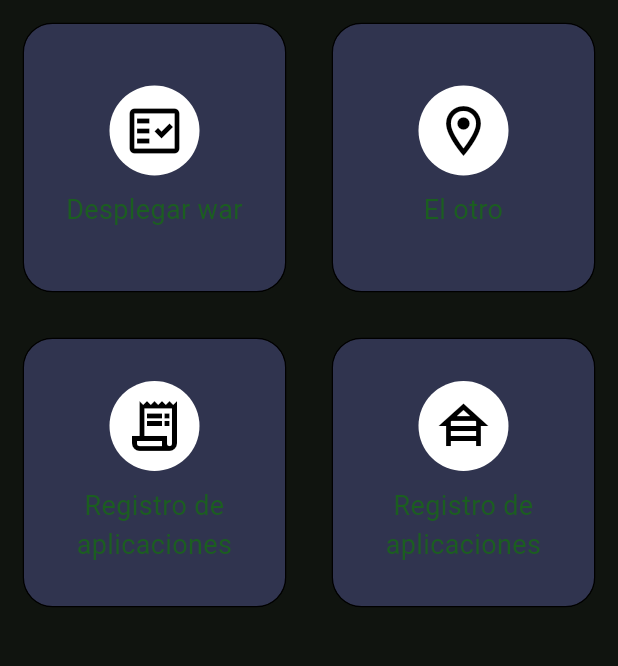
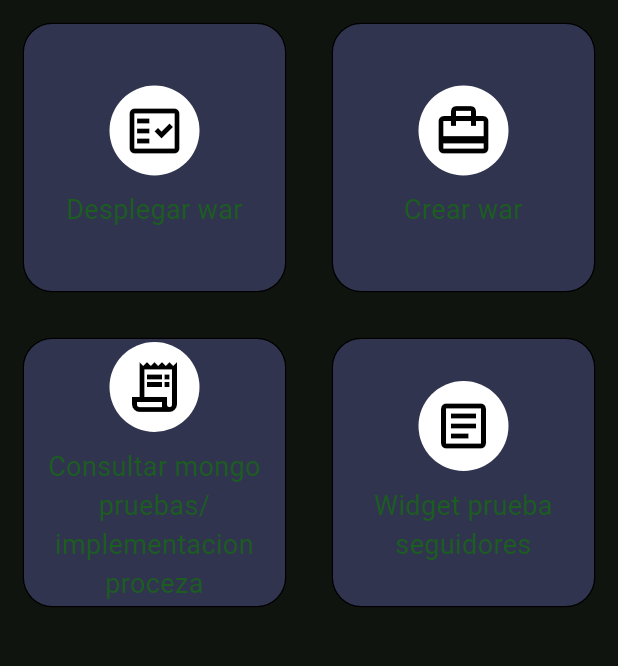
Before and after one commit to Alfer66/bitacora_proceza, a Flutter app: the Biprof001MenuView screen opened by its route, on a phone screen of 412 x 824 dp, the part 84-750 px from its top. Run offline on Flutter 3.47's test engine with Material 2 defaults, Android fonts, the phone set to English and light mode, and no system bars.

```diff
--- a/lib/main.dart
+++ b/lib/main.dart
@@ -2,6 +2,7 @@ import 'package:bitacora_proceza/config/theme/app_theme.dart';
 import 'package:bitacora_proceza/presentation/biprof000/views/biprof000_login_view.dart';
 import 'package:bitacora_proceza/presentation/biprof001/views/biprof001_menu_view.dart';
 import 'package:bitacora_proceza/presentation/biprof002/views/biprof002_tab_bar_controller_view.dart';
+import 'package:bitacora_proceza/presentation/biprof004/views/biprof004_seguidores_view.dart';
 import 'package:flutter/material.dart';
 //import 'package:provider/provider.dart';
 
@@ -28,6 +29,7 @@ class MyApp extends StatelessWidget {
           '/': (context) => Biprof000LoginView(),
           '/menu': (context) => const Biprof001MenuView(),
           '/primary': (context) => const Biprof002TabBarControllerView(),
+          '/seguidores': (context) => Biprof004SeguidoresView(),
         },
         theme: AppTheme(selectedColor: 3).getTheme(),
       );
--- a/lib/presentation/biprof002/views/biprof002_tab_bar_controller_view.dart
+++ b/lib/presentation/biprof002/views/biprof002_tab_bar_controller_view.dart
@@ -31,15 +31,15 @@ class Biprof002TabBarControllerView extends StatelessWidget {
             dividerColor: Colors.transparent,
             tabs: <Widget>[
               Tab(
-                text: 'Proceza',
+                text: 'PROCEZA',
                 icon: Icon(Icons.flight),
               ),
               Tab(
-                text: 'Vacio1',
+                text: 'SEGUIDORES',
                 icon: Icon(Icons.luggage),
               ),
               Tab(
-                text: 'Vacio2',
+                text: 'Vacio1',
                 icon: Icon(Icons.explore),
               ),
             ],
--- a/lib/utils/components/card_table.dart
+++ b/lib/utils/components/card_table.dart
@@ -19,8 +19,8 @@ class CardTable extends StatelessWidget {
             ),
             _SingleCard(
               color: Colors.white,
-              icon: Icons.location_on_outlined,
-              text: 'El otro',
+              icon: Icons.wallet_travel,
+              text: 'Crear war',
               url: '/',
             ),
           ],
@@ -30,14 +30,14 @@ class CardTable extends StatelessWidget {
             _SingleCard(
               color: Colors.white,
               icon: Icons.receipt_long_sharp,
-              text: 'Registro de aplicaciones',
+              text: 'Consultar mongo pruebas/implementacion proceza',
               url: '/',
             ),
             _SingleCard(
               color: Colors.white,
-              icon: Icons.house_siding_outlined,
-              text: 'Registro de aplicaciones',
-              url: '/',
+              icon: Icons.article_outlined,
+              text: 'Widget prueba seguidores',
+              url: '/seguidores',
             ),
           ],
         ),
```
Also changed, not shown: lib/presentation/biprof004/views/biprof004_seguidores_view.dart (added, +127 -0 lines).
